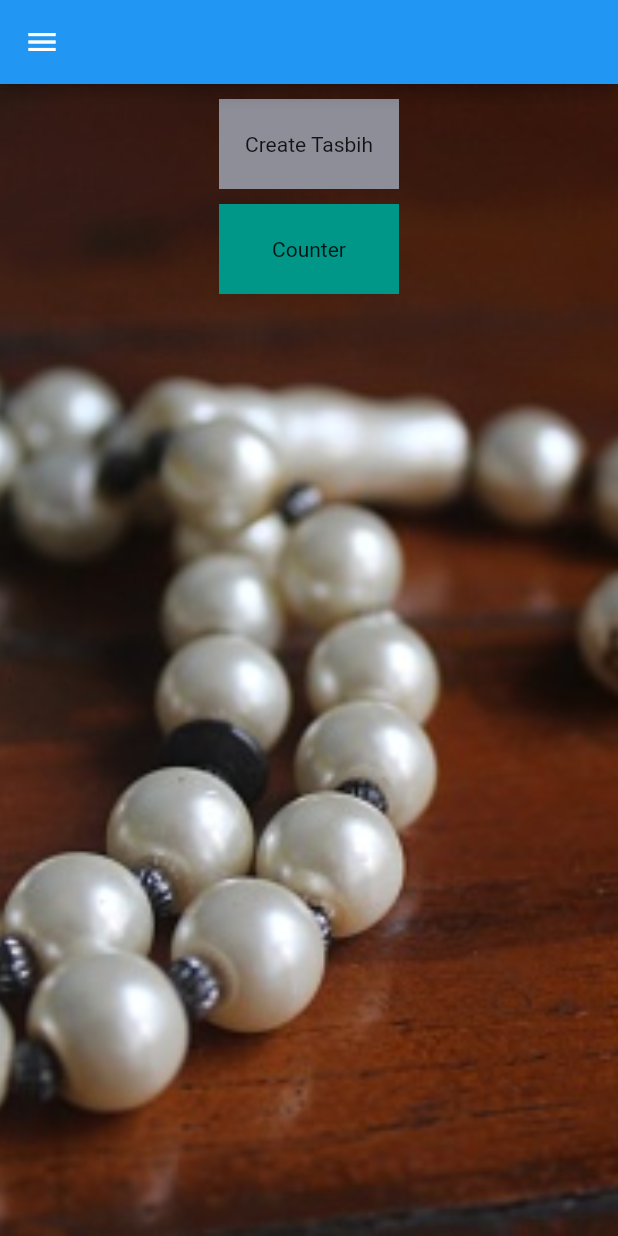
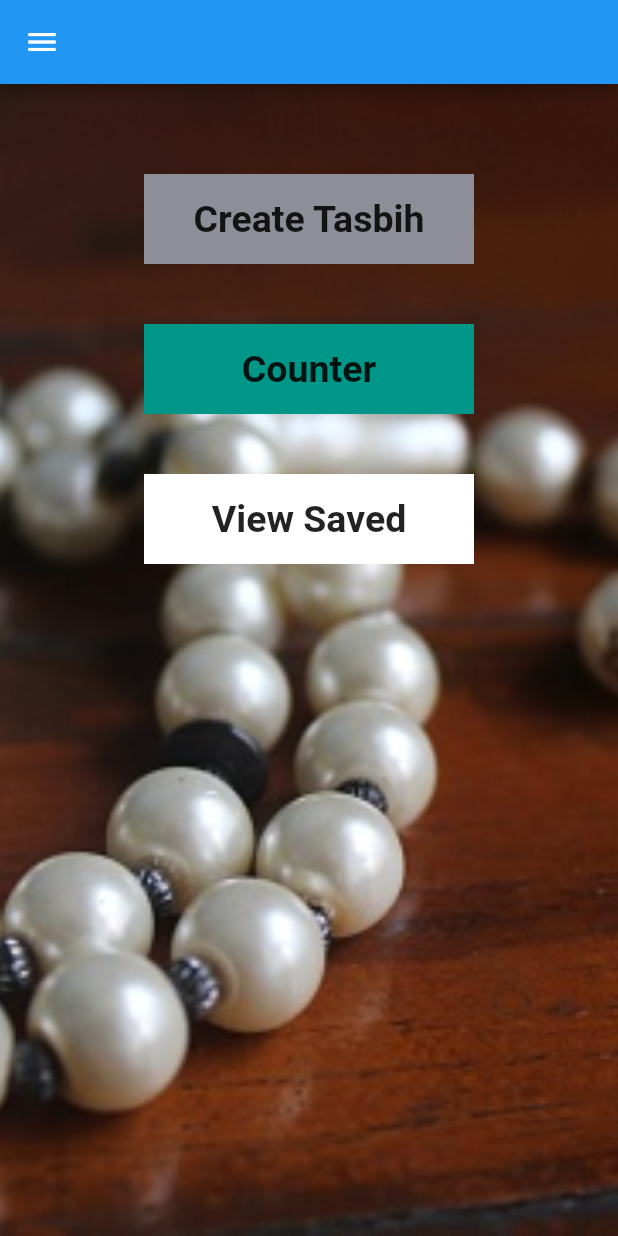
Before and after one commit to muhammad-usmman/Small-Flutter-Projects, a Flutter app: the screen it shows after launch, on a phone screen of 412 x 824 dp. Run offline on Flutter 3.47's test engine with Material 2 defaults, Android fonts, the phone set to English and light mode, and no system bars; our stand-ins replace font_awesome_flutter.

Commit message:
remaining pages and navigation

```diff
--- a/lab_mid_tasbeeh/lib/screens/LoadingScreen.dart
+++ b/lab_mid_tasbeeh/lib/screens/LoadingScreen.dart
@@ -15,7 +15,7 @@ class _LoadingScreenState extends State<LoadingScreen> {
             ()=>Navigator.pushReplacement(context,
             MaterialPageRoute(builder:
                 (context) =>
-                home()
+                Home()
             )
         )
     );
--- a/lab_mid_tasbeeh/lib/screens/homepage.dart
+++ b/lab_mid_tasbeeh/lib/screens/homepage.dart
@@ -1,16 +1,21 @@
+import 'package:flutter/cupertino.dart';
 import 'package:flutter/material.dart';
+import 'package:lab_mid_tasbeeh/About_us.dart';
+import 'package:lab_mid_tasbeeh/screens/Counter.dart';
 import 'package:lab_mid_tasbeeh/screens/Create_Tasbeeh.dart';
+import 'package:lab_mid_tasbeeh/screens/saved_tasbih.dart';
+import 'package:lab_mid_tasbeeh/utilities/constants.dart';
 
 
 
-class home extends StatefulWidget {
-  const home({Key? key}) : super(key: key);
+class Home extends StatefulWidget {
+  const Home({Key? key}) : super(key: key);
 
   @override
-  State<home> createState() => _homeState();
+  State<Home> createState() => _HomeState();
 }
 
-class _homeState extends State<home> {
+class _HomeState extends State<Home> {
   @override
 
 
@@ -26,6 +31,8 @@ class _homeState extends State<home> {
                 fit: BoxFit.cover),
           ),
           child: Column( children:<Widget> [
+
+            SizedBox(height: 50.0,),
               GestureDetector(
             onTap: (){
 
@@ -40,15 +47,16 @@ class _homeState extends State<home> {
               child: Center(
                 child: Text(
                   'Create Tasbih',
-                  // style: kLargeButtonStyle,
+                  style: kLargeButtonStyle,
                 ),
               ),
               color: Color(0xFF8d8e98),
               margin: EdgeInsets.only(top: 10.0),
-              width:  120.0,
+              width:  220.0,
               height: 60.0,
             ),
           ),
+            SizedBox(height: 30.0,),
             GestureDetector(
               onTap: (){
 
@@ -63,13 +71,38 @@ class _homeState extends State<home> {
                 child: Center(
                   child: Text(
                     'Counter',
-                    // style: kLargeButtonStyle,
+                    style: kLargeButtonStyle,
                   ),
                 ),
                 color: Colors.teal,
 
                 margin: EdgeInsets.only(top: 10.0),
-                width:  120.0,
+                width:  220.0,
+                height: 60.0,
+              ),
+            ),
+            SizedBox(height: 30.0,),
+            GestureDetector(
+              onTap: (){
+
+                Navigator.push(context,
+                    MaterialPageRoute(builder: (context)=>Saved(
+
+
+                    )));
+              },
+
+              child: Container(
+                child: Center(
+                  child: Text(
+                    'View Saved',
+                    style: kLargeButtonStyle,
+                  ),
+                ),
+                color: Colors.white,
+
+                margin: EdgeInsets.only(top: 10.0),
+                width:  220.0,
                 height: 60.0,
               ),
             )
@@ -98,7 +131,7 @@ class _homeState extends State<home> {
               onTap: (){
 
                 Navigator.push(context,
-                    MaterialPageRoute(builder: (context)=>CreateTsbh(
+                    MaterialPageRoute(builder: (context)=>Home(
 
                     )));
               },
@@ -113,7 +146,7 @@ class _homeState extends State<home> {
               onTap: (){
 
                 Navigator.push(context,
-                    MaterialPageRoute(builder: (context)=>CreateTsbh(
+                    MaterialPageRoute(builder: (context)=>About(
 
                     )));
               },
@@ -124,7 +157,7 @@ class _homeState extends State<home> {
               onTap: (){
 
                 Navigator.push(context,
-                    MaterialPageRoute(builder: (context)=>CreateTsbh(
+                    MaterialPageRoute(builder: (context)=>About(
 
                     )));
               },
--- /dev/null
+++ b/lab_mid_tasbeeh/lib/screens/saved_tasbih.dart
@@ -0,0 +1,17 @@
+import 'package:flutter/material.dart';
+
+
+
+class Saved extends StatefulWidget {
+  const Saved({Key? key}) : super(key: key);
+
+  @override
+  State<Saved> createState() => _SavedState();
+}
+
+class _SavedState extends State<Saved> {
+  @override
+  Widget build(BuildContext context) {
+    return Container();
+  }
+}
```
Also changed, not shown: lab_mid_tasbeeh/lib/About_us.dart (+10 -0 lines), lab_mid_tasbeeh/lib/screens/Counter.dart (added, +16 -0 lines), lab_mid_tasbeeh/lib/utilities/constants.dart (+5 -17 lines).
